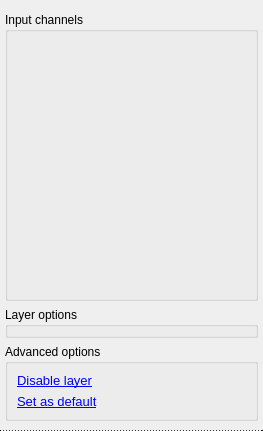
Old version of the form src/qt-widgets/VisualLayerWidgetUi.ui in the repository GPlates/GPlates.
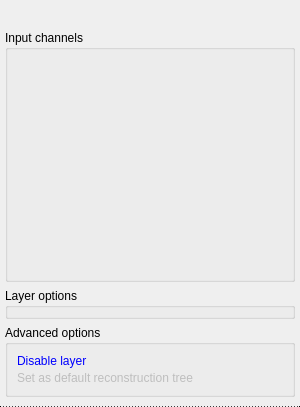
New version of the form. The open tabs and pages were chosen to show the change.

Diff of the .ui file:
```diff
--- a/src/qt-widgets/VisualLayerWidgetUi.ui
+++ b/src/qt-widgets/VisualLayerWidgetUi.ui
@@ -6,8 +6,8 @@
    <rect>
     <x>0</x>
     <y>0</y>
-    <width>263</width>
-    <height>431</height>
+    <width>300</width>
+    <height>407</height>
    </rect>
   </property>
   <property name="focusPolicy">
@@ -97,6 +97,12 @@
                   <verstretch>0</verstretch>
                  </sizepolicy>
                 </property>
+                <property name="minimumSize">
+                 <size>
+                  <width>18</width>
+                  <height>18</height>
+                 </size>
+                </property>
                </widget>
               </item>
               <item row="0" column="1">
@@ -161,7 +167,7 @@
                 <property name="sizePolicy">
                  <sizepolicy hsizetype="Preferred" vsizetype="Expanding">
                   <horstretch>0</horstretch>
-                  <verstretch>0</verstretch>
+                  <verstretch>1</verstretch>
                  </sizepolicy>
                 </property>
                 <property name="title">
@@ -191,26 +197,113 @@
                  <bool>true</bool>
                 </property>
                 <layout class="QVBoxLayout" name="verticalLayout">
+                 <property name="spacing">
+                  <number>3</number>
+                 </property>
                  <item>
-                  <widget class="QLabel" name="label">
-                   <property name="text">
-                    <string>&lt;!DOCTYPE HTML PUBLIC &quot;-//W3C//DTD HTML 4.0//EN&quot; &quot;http://www.w3.org/TR/REC-html40/strict.dtd&quot;&gt;
-&lt;html&gt;&lt;head&gt;&lt;meta name=&quot;qrichtext&quot; content=&quot;1&quot; /&gt;&lt;style type=&quot;text/css&quot;&gt;
-p, li { white-space: pre-wrap; }
-&lt;/style&gt;&lt;/head&gt;&lt;body style=&quot; font-family:'Sans'; font-size:10pt; font-weight:400; font-style:normal;&quot;&gt;
-&lt;p style=&quot; margin-top:0px; margin-bottom:0px; margin-left:0px; margin-right:0px; -qt-block-indent:0; text-indent:0px;&quot;&gt;&lt;a href=&quot;disable_layer&quot;&gt;&lt;span style=&quot; text-decoration: underline; color:#0000ff;&quot;&gt;Disable layer&lt;/span&gt;&lt;/a&gt;&lt;/p&gt;&lt;/body&gt;&lt;/html&gt;</string>
+                  <widget class="QStackedWidget" name="enable_layer_stackedwidget">
+                   <property name="currentIndex">
+                    <number>0</number>
                    </property>
+                   <widget class="QWidget" name="page">
+                    <layout class="QHBoxLayout" name="horizontalLayout">
+                     <property name="spacing">
+                      <number>0</number>
+                     </property>
+                     <property name="margin">
+                      <number>0</number>
+                     </property>
+                     <item>
+                      <widget class="QLabel" name="disable_layer_label">
+                       <property name="text">
+                        <string>&lt;!DOCTYPE HTML PUBLIC &quot;-//W3C//DTD HTML 4.0//EN&quot; &quot;http://www.w3.org/TR/REC-html40/strict.dtd&quot;&gt;
+&lt;html&gt;&lt;head&gt;&lt;meta name=&quot;qrichtext&quot; content=&quot;1&quot; /&gt;&lt;style type=&quot;text/css&quot;&gt;
+p, li { white-space: pre-wrap; }
+&lt;/style&gt;&lt;/head&gt;&lt;body&gt;
+&lt;p style=&quot; margin-top:0px; margin-bottom:0px; margin-left:0px; margin-right:0px; -qt-block-indent:0; text-indent:0px;&quot;&gt;&lt;a href=&quot;disable_layer&quot;&gt;&lt;span style=&quot; text-decoration: none; color:#0000ff;&quot;&gt;Disable layer&lt;/span&gt;&lt;/a&gt;&lt;/p&gt;&lt;/body&gt;&lt;/html&gt;</string>
+                       </property>
+                      </widget>
+                     </item>
+                    </layout>
+                   </widget>
+                   <widget class="QWidget" name="page_2">
+                    <layout class="QHBoxLayout" name="horizontalLayout_2">
+                     <property name="spacing">
+                      <number>0</number>
+                     </property>
+                     <property name="margin">
+                      <number>0</number>
+                     </property>
+                     <item>
+                      <widget class="QLabel" name="enable_layer_label">
+                       <property name="text">
+                        <string>&lt;!DOCTYPE HTML PUBLIC &quot;-//W3C//DTD HTML 4.0//EN&quot; &quot;http://www.w3.org/TR/REC-html40/strict.dtd&quot;&gt;
+&lt;html&gt;&lt;head&gt;&lt;meta name=&quot;qrichtext&quot; content=&quot;1&quot; /&gt;&lt;style type=&quot;text/css&quot;&gt;
+p, li { white-space: pre-wrap; }
+&lt;/style&gt;&lt;/head&gt;&lt;body&gt;
+&lt;p style=&quot; margin-top:0px; margin-bottom:0px; margin-left:0px; margin-right:0px; -qt-block-indent:0; text-indent:0px;&quot;&gt;&lt;a href=&quot;enable_layer&quot;&gt;&lt;span style=&quot; text-decoration: none; color:#0000ff;&quot;&gt;Enable layer&lt;/span&gt;&lt;/a&gt;&lt;/p&gt;&lt;/body&gt;&lt;/html&gt;</string>
+                       </property>
+                      </widget>
+                     </item>
+                    </layout>
+                   </widget>
                   </widget>
                  </item>
                  <item>
-                  <widget class="QLabel" name="label_2">
-                   <property name="text">
-                    <string>&lt;!DOCTYPE HTML PUBLIC &quot;-//W3C//DTD HTML 4.0//EN&quot; &quot;http://www.w3.org/TR/REC-html40/strict.dtd&quot;&gt;
+                  <widget class="QWidget" name="other_advanced_options_widget" native="true">
+                   <layout class="QVBoxLayout" name="verticalLayout_3">
+                    <property name="margin">
+                     <number>0</number>
+                    </property>
+                    <item>
+                     <widget class="QStackedWidget" name="set_as_default_stackedwidget">
+                      <property name="currentIndex">
+                       <number>0</number>
+                      </property>
+                      <widget class="QWidget" name="page_3">
+                       <layout class="QHBoxLayout" name="horizontalLayout_5">
+                        <property name="spacing">
+                         <number>0</number>
+                        </property>
+                        <property name="margin">
+                         <number>0</number>
+                        </property>
+                        <item>
+                         <widget class="QLabel" name="set_as_default_label">
+                          <property name="text">
+                           <string>&lt;!DOCTYPE HTML PUBLIC &quot;-//W3C//DTD HTML 4.0//EN&quot; &quot;http://www.w3.org/TR/REC-html40/strict.dtd&quot;&gt;
 &lt;html&gt;&lt;head&gt;&lt;meta name=&quot;qrichtext&quot; content=&quot;1&quot; /&gt;&lt;style type=&quot;text/css&quot;&gt;
 p, li { white-space: pre-wrap; }
-&lt;/style&gt;&lt;/head&gt;&lt;body style=&quot; font-family:'Sans'; font-size:10pt; font-weight:400; font-style:normal;&quot;&gt;
-&lt;p style=&quot; margin-top:0px; margin-bottom:0px; margin-left:0px; margin-right:0px; -qt-block-indent:0; text-indent:0px;&quot;&gt;&lt;a href=&quot;set_as_default&quot;&gt;&lt;span style=&quot; text-decoration: underline; color:#0000ff;&quot;&gt;Set as default&lt;/span&gt;&lt;/a&gt;&lt;/p&gt;&lt;/body&gt;&lt;/html&gt;</string>
-                   </property>
+&lt;/style&gt;&lt;/head&gt;&lt;body&gt;
+&lt;p style=&quot; margin-top:0px; margin-bottom:0px; margin-left:0px; margin-right:0px; -qt-block-indent:0; text-indent:0px;&quot;&gt;&lt;a href=&quot;set_as_default&quot;&gt;&lt;span style=&quot; text-decoration: none; color:#0000ff;&quot;&gt;Set as default reconstruction tree&lt;/span&gt;&lt;/a&gt;&lt;/p&gt;&lt;/body&gt;&lt;/html&gt;</string>
+                          </property>
+                         </widget>
+                        </item>
+                       </layout>
+                      </widget>
+                      <widget class="QWidget" name="page_4">
+                       <layout class="QHBoxLayout" name="horizontalLayout_6">
+                        <property name="spacing">
+                         <number>0</number>
+                        </property>
+                        <property name="margin">
+                         <number>0</number>
+                        </property>
+                        <item>
+                         <widget class="QLabel" name="disabled_set_as_default_label">
+                          <property name="enabled">
+                           <bool>false</bool>
+                          </property>
+                          <property name="text">
+                           <string>Set as default reconstruction tree</string>
+                          </property>
+                         </widget>
+                        </item>
+                       </layout>
+                      </widget>
+                     </widget>
+                    </item>
+                   </layout>
                   </widget>
                  </item>
                 </layout>
```
Left out of the diff: 14 changed lines with no effect on the pictures.
